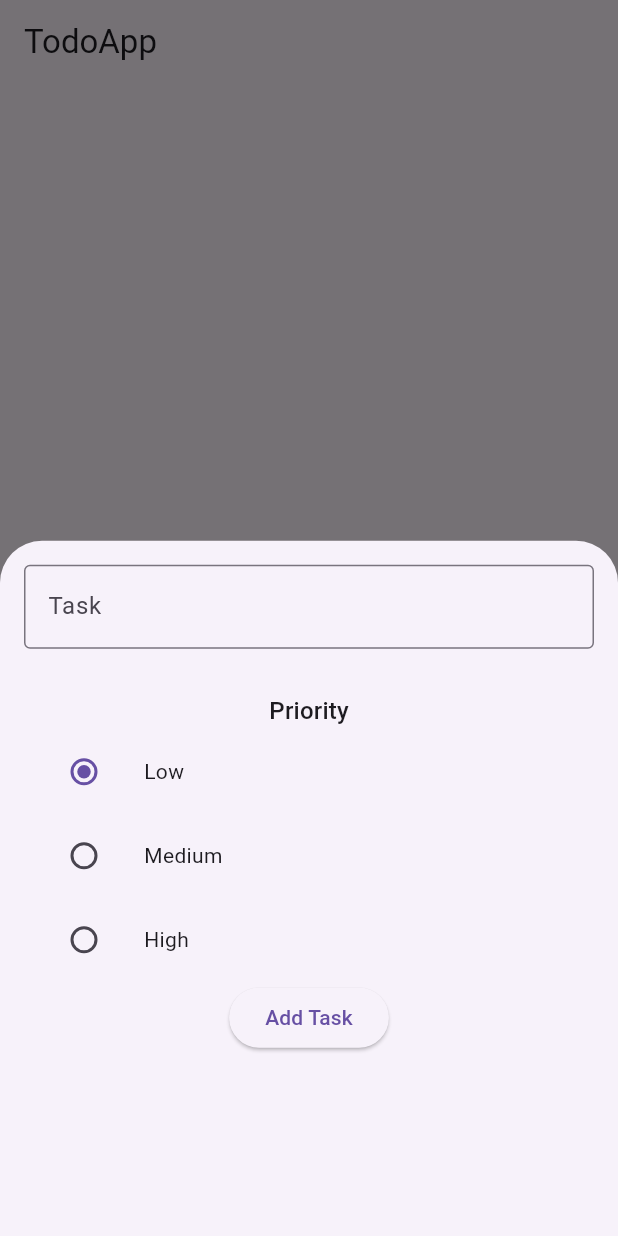
After one commit to patrisrikanth12/flutter_todo_list, a Flutter app: the screen it shows after launch, after a tap on the "add" icon, on a phone screen of 412 x 824 dp. The commit adds this screen. Run offline on Flutter 3.47's test engine with Material 2 defaults, Android fonts, the phone set to English and light mode, and no system bars.

Commit message:
added add_task and update_task features

```diff
--- a/lib/main.dart
+++ b/lib/main.dart
@@ -1,4 +1,6 @@
 import 'package:flutter/material.dart';
+import 'package:provider/provider.dart';
+import 'package:todo_list/providers/tasks_provider.dart';
 import './screens/display_tasks_screen.dart';
 
 void main() {
@@ -10,8 +12,14 @@ class TodoApp extends StatelessWidget {
 
   @override
   Widget build(BuildContext context) {
-    return MaterialApp(
-      home: DisplayTasksScreen(),
+    return ChangeNotifierProvider(
+      create: (ctx) => TasksProvider(),
+
+      child: MaterialApp(
+        home: DisplayTasksScreen(),
+        debugShowCheckedModeBanner: false,
+        theme: ThemeData(useMaterial3: true),
+      ),
     );
   }
 }
--- a/lib/screens/display_tasks_screen.dart
+++ b/lib/screens/display_tasks_screen.dart
@@ -1,4 +1,5 @@
 import 'package:flutter/material.dart';
+import 'package:todo_list/widgets/new_task_input.dart';
 
 import '../widgets/tasks_list.dart';
 
@@ -10,6 +11,13 @@ class DisplayTasksScreen extends StatelessWidget {
         title: const Text("TodoApp"),
       ),
       body: TasksList(),
+      floatingActionButton: FloatingActionButton(
+        onPressed: () {
+          showModalBottomSheet(
+              context: context, builder: (ctx) => NewTaskInput());
+        },
+        child: const Icon(Icons.add),
+      ),
     );
   }
 }
--- /dev/null
+++ b/lib/widgets/new_task_input.dart
@@ -0,0 +1,118 @@
+import 'package:flutter/material.dart';
+import 'package:provider/provider.dart';
+import 'package:todo_list/providers/tasks_provider.dart';
+
+class NewTaskInput extends StatefulWidget {
+  @override
+  State<NewTaskInput> createState() => _NewTaskInputState();
+}
+
+class _NewTaskInputState extends State<NewTaskInput> {
+  final GlobalKey<FormState> key = GlobalKey<FormState>();
+  TaskPriority selectedPriority = TaskPriority.Low;
+
+  @override
+  Widget build(BuildContext context) {
+    TasksProvider tasksProvider =
+        Provider.of<TasksProvider>(context, listen: false);
+
+    String title = '';
+
+    return Container(
+      padding: const EdgeInsets.all(16.0),
+      child: Form(
+        key: key,
+        child: Column(
+          children: [
+            TextFormField(
+              decoration: const InputDecoration(
+                labelText: "Task",
+                border: OutlineInputBorder(),
+              ),
+              validator: ((value) {
+                if (value?.isEmpty ?? true) {
+                  return "Title cannot be empty";
+                }
+                return null;
+              }),
+              onSaved: (newValue) {
+                title = newValue!;
+              },
+            ),
+            const SizedBox(
+              height: 30.0,
+            ),
+            Text(
+              "Priority",
+              style: Theme.of(context).textTheme.titleMedium,
+            ),
+            Column(
+              children: [
+                ListTile(
+                  leading: Radio(
+                    value: TaskPriority.Low,
+                    groupValue: selectedPriority,
+                    onChanged: ((value) {
+                      setState(() {
+                        selectedPriority = value!;
+                      });
+                    }),
+                  ),
+                  title: Text(
+                    "Low",
+                    style: Theme.of(context).textTheme.bodyMedium,
+                  ),
+                ),
+                ListTile(
+                  leading: Radio(
+                    value: TaskPriority.Medium,
+                    groupValue: selectedPriority,
+                    onChanged: ((value) {
+                      setState(() {
+                        selectedPriority = value!;
+                      });
+                    }),
+                  ),
+                  title: Text(
+                    "Medium",
+                    style: Theme.of(context).textTheme.bodyMedium,
+                  ),
+                ),
+                ListTile(
+                  leading: Radio(
+                    value: TaskPriority.High,
+                    groupValue: selectedPriority,
+                    onChanged: ((value) {
+                      setState(() {
+                        selectedPriority = value!;
+                      });
+                    }),
+                  ),
+                  title: Text(
+                    "High",
+                    style: Theme.of(context).textTheme.bodyMedium,
+                  ),
+                ),
+                ElevatedButton(
+                  onPressed: () {
+                    if (key.currentState?.validate() == true) {
+                      key.currentState?.save();
+                      tasksProvider.addTask(
+                        id: DateTime.now().toString(),
+                        title: title,
+                        isCompleted: false,
+                        priority: selectedPriority,
+                      );
+                      Navigator.of(context).pop();
+                    }
+                  },
+                  child: const Text("Add Task"),
+                ),
+              ],
+            )
+          ],
+        ),
+      ),
+    );
+  }
+}
--- /dev/null
+++ b/lib/widgets/task_list_item.dart
@@ -0,0 +1,91 @@
+import 'package:flutter/material.dart';
+import 'package:provider/provider.dart';
+import 'package:todo_list/widgets/update_task_input.dart';
+
+import '../providers/tasks_provider.dart';
+
+class TaskListItem extends StatefulWidget {
+  const TaskListItem({super.key});
+
+  @override
+  State<TaskListItem> createState() => _TaskListItemState();
+}
+
+class _TaskListItemState extends State<TaskListItem> {
+  void changeHandler(Task task, bool taskState) {
+    task.setTaskStateTo(taskState);
+  }
+
+  Color getBgColor(TaskPriority priority) {
+    if (priority == TaskPriority.Low) {
+      return Colors.green[100]!;
+    } else if (priority == TaskPriority.Medium) {
+      return Colors.orange[100]!;
+    } else {
+      return Colors.red[100]!;
+    }
+  }
+
+  Color getTextColor(TaskPriority priority) {
+    if (priority == TaskPriority.Low) {
+      return Colors.green;
+    } else if (priority == TaskPriority.Medium) {
+      return Colors.orange;
+    } else {
+      return Colors.red;
+    }
+  }
+
+  String getPriorityText(TaskPriority priority) {
+    if (priority == TaskPriority.Low) {
+      return "Low";
+    } else if (priority == TaskPriority.Medium) {
+      return "Medium";
+    } else {
+      return "High";
+    }
+  }
+
+  void editBtnHandler(BuildContext context, String taskId) {
+    showModalBottomSheet(
+        context: context,
+        builder: (BuildContext ctx) => UpdateTaskInput(taskId));
+  }
+
+  @override
+  Widget build(BuildContext context) {
+    final task = Provider.of<Task>(context);
+    return Card(
+      elevation: 2.0,
+      child: ListTile(
+        leading: Checkbox(
+          value: task.isCompleted,
+          onChanged: (value) => changeHandler(task, value!),
+        ),
+        title: Text(
+          task.title,
+          style: TextStyle(
+            fontWeight: FontWeight.bold,
+            decoration: task.isCompleted
+                ? TextDecoration.lineThrough
+                : TextDecoration.none,
+          ),
+        ),
+        subtitle: Text(
+          getPriorityText(task.priority),
+          style: TextStyle(
+            color: getTextColor(task.priority),
+            fontSize: 12.0,
+            // backgroundColor: getBgColor(task.priority),
+          ),
+        ),
+        trailing: IconButton(
+          icon: const Icon(Icons.edit),
+          onPressed: (() {
+            editBtnHandler(context, task.id);
+          }),
+        ),
+      ),
+    );
+  }
+}
--- a/lib/widgets/tasks_list.dart
+++ b/lib/widgets/tasks_list.dart
@@ -1,5 +1,8 @@
-import 'package:flutter/src/widgets/container.dart';
-import 'package:flutter/src/widgets/framework.dart';
+import 'package:flutter/material.dart';
+import 'package:provider/provider.dart';
+
+import 'package:todo_list/providers/tasks_provider.dart';
+import './task_list_item.dart';
 
 class TasksList extends StatefulWidget {
   const TasksList({super.key});
@@ -11,6 +14,16 @@ class TasksList extends StatefulWidget {
 class _TasksListState extends State<TasksList> {
   @override
   Widget build(BuildContext context) {
-    return Container();
+    final tasksProvider = Provider.of<TasksProvider>(context);
+    final tasks = tasksProvider.tasks;
+    return ListView.builder(
+      itemCount: tasks.length,
+      itemBuilder: (context, index) {
+        return ChangeNotifierProvider.value(
+          value: tasks[index],
+          child: TaskListItem(),
+        );
+      },
+    );
   }
 }
--- a/pubspec.yaml
+++ b/pubspec.yaml
@@ -31,6 +31,7 @@ environment:
 dependencies:
   flutter:
     sdk: flutter
+  provider:
 
 
   # The following adds the Cupertino Icons font to your application.
```
Also changed, not shown: lib/providers/tasks_provider.dart (+16 -25 lines), lib/widgets/update_task_input.dart (added, +127 -0 lines), pubspec.lock.
